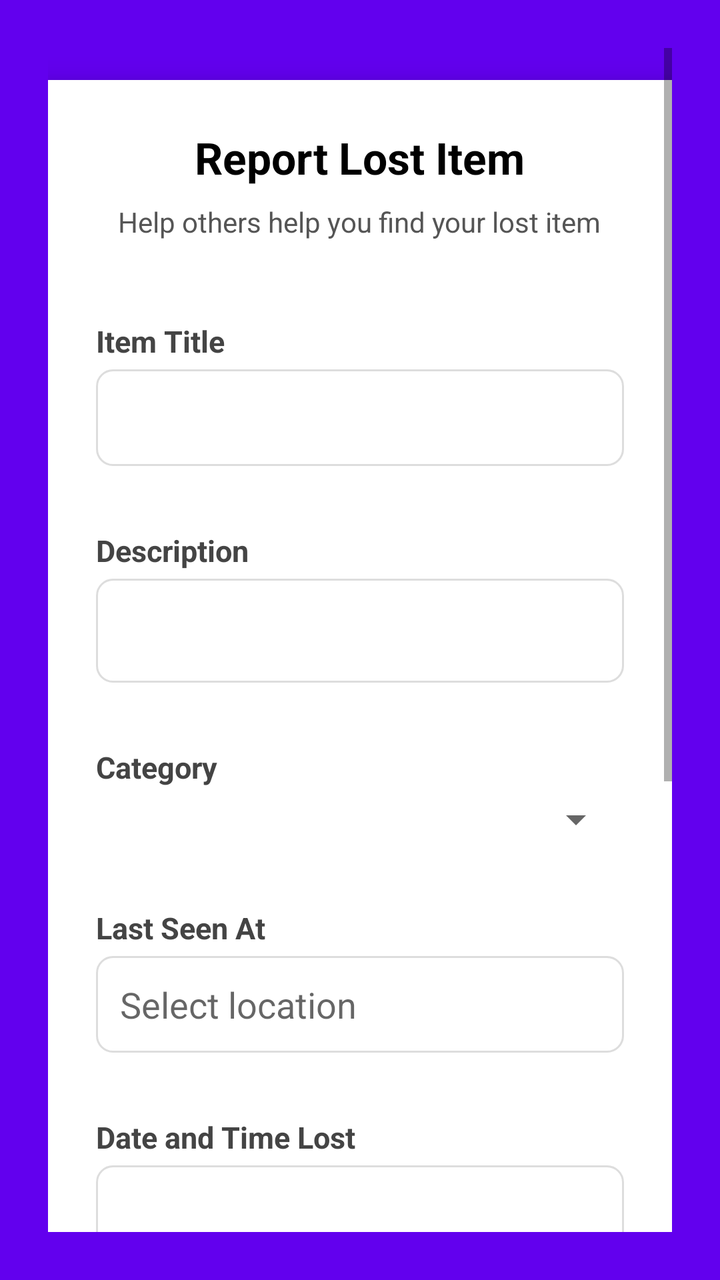
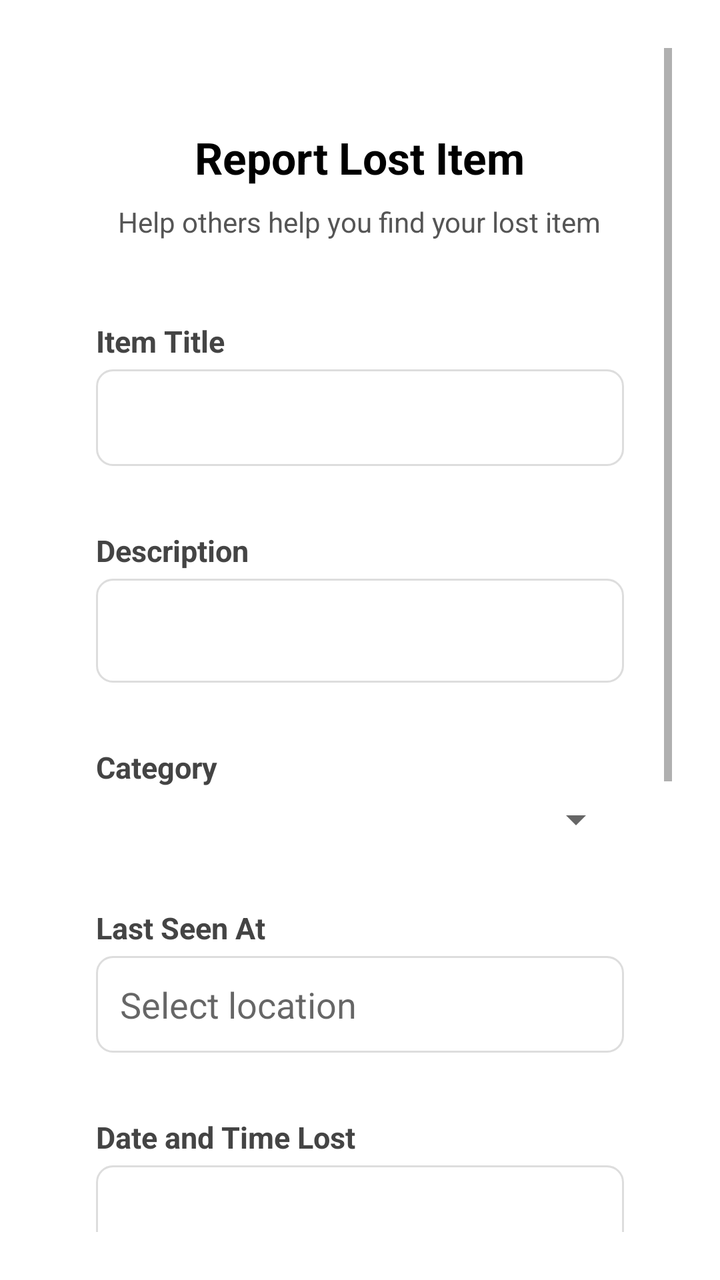

The first picture is an Android layout as it rendered before a commit; the second is the same layout after the commit. The layout source and the unified diff follow.
<!-- AndroidManifest.xml: application theme Theme.WatUFound -->
<!-- res/layout/fragment_lost_form.xml -->
<?xml version="1.0" encoding="utf-8"?>
<ScrollView xmlns:android="http://schemas.android.com/apk/res/android"
    xmlns:tools="http://schemas.android.com/tools"
    android:fitsSystemWindows="true"
    android:layout_width="match_parent"
    android:layout_height="match_parent"
    android:background="@color/purple_500"
    android:padding="24dp">

    <LinearLayout
        android:layout_width="match_parent"
        android:layout_height="wrap_content"
        android:orientation="vertical"
        android:gravity="center_horizontal">

        
        <LinearLayout
            android:layout_width="match_parent"
            android:layout_height="wrap_content"
            android:orientation="vertical"
            android:background="@android:color/white"
            android:elevation="8dp"
            android:padding="24dp"
            android:layout_marginTop="16dp"
            android:layout_marginBottom="24dp"
            android:clipToPadding="false"
            android:layout_gravity="center">

            
            <TextView
                android:layout_width="wrap_content"
                android:layout_height="wrap_content"
                android:text="Report Lost Item"
                android:textSize="22sp"
                android:textStyle="bold"
                android:textColor="@android:color/black"
                android:layout_gravity="center_horizontal"
                android:layout_marginBottom="8dp" />

            
            <TextView
                android:layout_width="wrap_content"
                android:layout_height="wrap_content"
                android:text="Help others help you find your lost item"
                android:textSize="14sp"
                android:textColor="#555555"
                android:layout_gravity="center_horizontal"
                android:layout_marginBottom="24dp" />

            
            <TextView
                style="@style/TextLabel"
                android:text="Item Title" />
            <EditText
                android:id="@+id/itemTitleInput"
                style="@style/InputField" />

            
            <TextView
                style="@style/TextLabel"
                android:text="Description" />

            <EditText
                android:id="@+id/descriptionInput"
                style="@style/InputField"
                android:layout_height="52dp"
                android:gravity="top"
                android:inputType="textMultiLine"
                android:minLines="3" />

            

            <TextView
                style="@style/TextLabel"
                android:text="Category" />

            <Spinner
                android:id="@+id/categorySpinner"
                style="@style/SpinnerField" />

            
            <TextView
                style="@style/TextLabel"
                android:text="Last Seen At" />



            <AutoCompleteTextView
                android:id="@+id/lastSeenAtInput"
                android:layout_width="match_parent"
                android:layout_height="wrap_content"
                android:hint="Select location"
                android:inputType="text"
                android:background="@drawable/input_field_background"
                android:padding="12dp"
                android:layout_marginBottom="16dp"
                android:dropDownHeight="200dp"
                android:completionThreshold="1" />

    
    <com.google.android.gms.maps.MapView
        android:id="@+id/mapViewPreview"
        android:layout_width="match_parent"
        android:layout_height="200dp"
        android:layout_marginBottom="16dp"
        android:visibility="gone" />


            
            <TextView
                style="@style/TextLabel"
                android:text="Date and Time Lost" />
            <EditText
                android:id="@+id/dateTimeInput"
                style="@style/InputField"
                android:focusable="false"
                android:clickable="true"
                android:inputType="none" />

            

            <LinearLayout
                android:layout_width="match_parent"
                android:layout_height="wrap_content"
                android:orientation="horizontal"
                android:gravity="center_vertical"
                android:layout_marginTop="16dp"
                android:layout_marginBottom="8dp">
                <Switch
                    android:id="@+id/switch_anonymous"
                    android:layout_width="wrap_content"
                    android:layout_height="wrap_content"
                    android:text=""
                    android:layout_marginEnd="12dp" />

                <TextView
                    style="@style/TextLabel"
                    android:layout_marginTop="0dp"
                    android:layout_marginBottom="0dp"
                    android:text="Post anonymously" />

            </LinearLayout>

            
            <ImageView
                android:id="@+id/imagePreview"
                android:layout_width="120dp"
                android:layout_height="120dp"
                android:layout_gravity="center_horizontal"
                android:layout_marginTop="16dp"
                android:layout_marginBottom="8dp"
                android:scaleType="centerCrop"
                android:src="@drawable/ic_launcher_foreground"
                android:background="@drawable/rounded_card_background"
                android:contentDescription="Image preview" />

            
            <Button
                android:id="@+id/buttonSelectImage"
                android:layout_width="wrap_content"
                android:layout_height="wrap_content"
                android:text="Upload Image"
                android:layout_gravity="center_horizontal"
                android:layout_marginBottom="16dp" />

            
            <Button
                android:id="@+id/submitButton"
                android:layout_width="match_parent"
                android:layout_height="wrap_content"
                android:text="Post Lost Item"
                android:backgroundTint="@color/purple_500"
                android:textColor="@android:color/white"
                android:textAllCaps="false"
                android:layout_marginTop="24dp"
                android:padding="12dp" />
        </LinearLayout>
    </LinearLayout>
</ScrollView>
<!-- resources referenced by this layout -->
<resources>
  <color name="purple_500">#FF6200EE</color>
  <!-- drawable input_field_background (drawable) -->
  <?xml version="1.0" encoding="utf-8"?>
  <shape xmlns:android="http://schemas.android.com/apk/res/android"
      android:shape="rectangle">
  
      <solid android:color="@android:color/white" />
  
      <stroke
          android:width="1dp"
          android:color="#DDDDDD" />
  
      <corners android:radius="8dp" />
  </shape>
  <!-- drawable rounded_card_background (drawable) -->
  <?xml version="1.0" encoding="utf-8"?>
  <shape xmlns:android="http://schemas.android.com/apk/res/android"
      android:shape="rectangle">
      <solid android:color="#F8F9FA" />
      <corners android:radius="12dp" />
  </shape>
  <style name="InputField">
          <item name="android:layout_width">match_parent</item>
          <item name="android:layout_height">wrap_content</item>
          <item name="android:background">@drawable/input_field_background</item>
          <item name="android:padding">12dp</item>
          <item name="android:layout_marginBottom">16dp</item>
      </style>
  <style name="SpinnerField">
          <item name="android:layout_width">match_parent</item>
          <item name="android:layout_height">wrap_content</item>
          <item name="android:layout_marginBottom">16dp</item>
      </style>
  <style name="TextLabel">
          <item name="android:layout_width">match_parent</item>
          <item name="android:layout_height">wrap_content</item>
          <item name="android:textSize">15sp</item>
          <item name="android:textColor">#444444</item>
          <item name="android:textStyle">bold</item>
          <item name="android:layout_marginTop">16dp</item>
          <item name="android:layout_marginBottom">4dp</item>
      </style>
  <style name="Theme.WatUFound" parent="Theme.MaterialComponents.DayNight.NoActionBar">
          
          <item name="colorPrimary">@color/purple_500</item>
          <item name="colorPrimaryVariant">@color/purple_700</item>
          <item name="colorOnPrimary">@color/white</item>
          
          <item name="colorSecondary">@color/teal_200</item>
          <item name="colorSecondaryVariant">@color/teal_700</item>
          <item name="colorOnSecondary">@color/black</item>
          
          <item name="android:statusBarColor">?attr/colorPrimaryVariant</item>
          
      </style>
  <color name="purple_700">#FF3700B3</color>
  <color name="white">#FFFFFFFF</color>
  <color name="teal_200">#FF03DAC5</color>
  <color name="teal_700">#FF018786</color>
  <color name="black">#FF000000</color>
  <!-- unchanged entries left out for length: 1 -->
</resources>

<!-- the commit's change to res/layout/fragment_lost_form.xml (unified diff, before → after) -->
@@ -4,7 +4,7 @@
     android:fitsSystemWindows="true"
     android:layout_width="match_parent"
     android:layout_height="match_parent"
-    android:background="@color/purple_500"
+    android:background="@color/white"
     android:padding="24dp">
 
     <LinearLayout
@@ -19,7 +19,6 @@
             android:layout_height="wrap_content"
             android:orientation="vertical"
             android:background="@android:color/white"
-            android:elevation="8dp"
             android:padding="24dp"
             android:layout_marginTop="16dp"
             android:layout_marginBottom="24dp"
